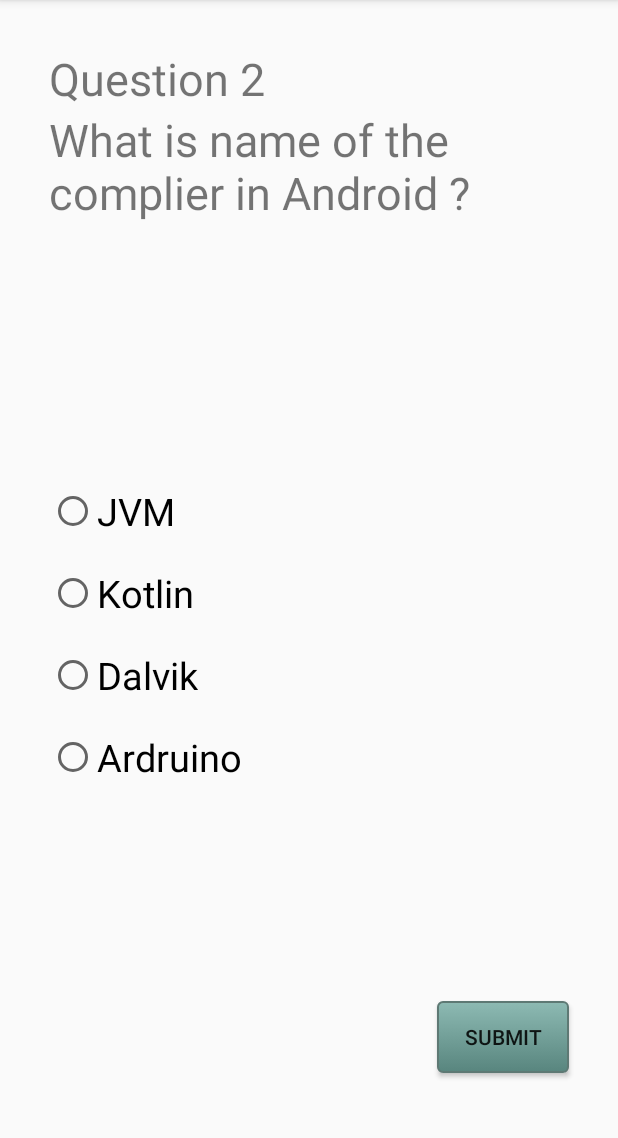
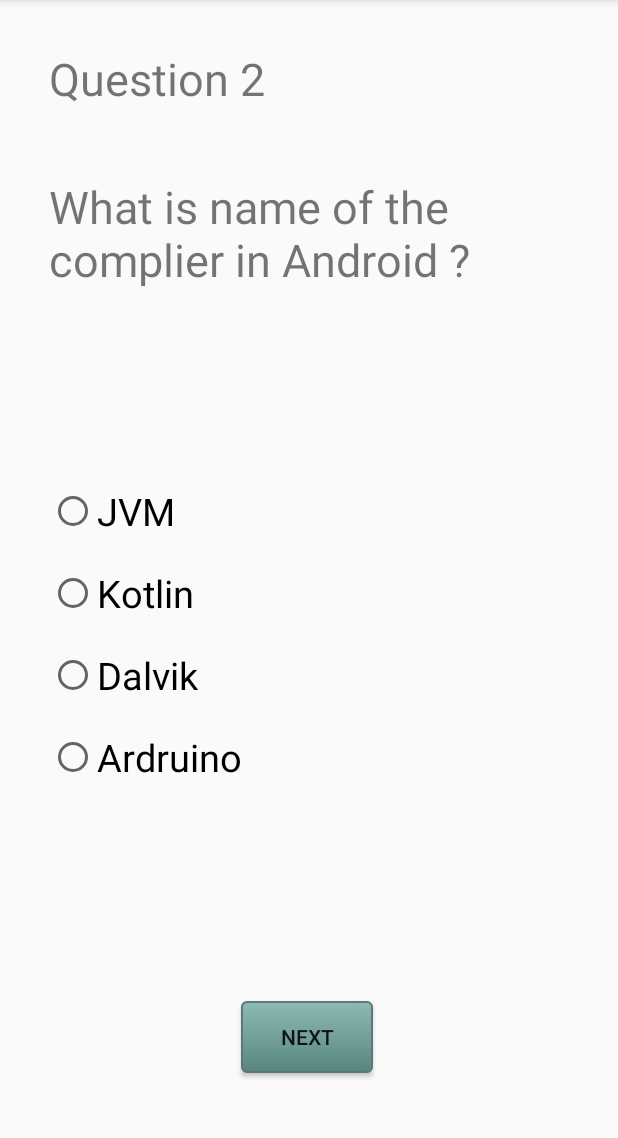
Before and after one commit to vikassoni99/Quiz-App, an Android app: the screen it shows after launch (Question2Activity), after a tap on "NEXT", on a phone screen of 412 x 824 dp, the part 84-1222 px from its top. Run offline under Robolectric (Android 15) with nearby library versions, the phone set to English and light mode, and no system bars.

```diff
--- a/app/src/main/java/com/example/quizapp/NameActivity.kt
+++ b/app/src/main/java/com/example/quizapp/NameActivity.kt
@@ -14,10 +14,10 @@ class NameActivity:AppCompatActivity() {
     override fun onCreate(savedInstanceState: Bundle?) {
         super.onCreate(savedInstanceState)
         setContentView(R.layout.activity_name)
-
         var score:String=intent.getStringExtra("score")
         val editText=findViewById<EditText>(R.id.editTextName)
         val ratingBarr=findViewById<RatingBar>(R.id.ratingBar)
+
         val name = editTextName.text
         buttonNext.setOnClickListener {
             var intent:Intent=Intent(this@NameActivity,ScoreActivity::class.java);
--- a/app/src/main/java/com/example/quizapp/ScoreActivity.kt
+++ b/app/src/main/java/com/example/quizapp/ScoreActivity.kt
@@ -1,6 +1,7 @@
 package com.example.quizapp
 
 import android.os.Bundle
+import android.widget.RatingBar
 import android.widget.Toast
 import androidx.appcompat.app.AppCompatActivity
 import kotlinx.android.synthetic.main.activity_score.*
@@ -16,11 +17,14 @@ class ScoreActivity: AppCompatActivity() {
         var incorrect:String=(2-correct.toInt()).toString()
         var points:String=(correct.toInt()*100).toString()
         val rating:String=intent.getStringExtra("rating")
+        val ratingBarr=findViewById<RatingBar>(R.id.ratingBar2)
 
+        val r:Float=rating.toFloat()
         textViewPointsValue.setText(points)
         textViewCorrectValue.setText(correct)
         textViewIncorrectValue.setText(incorrect)
         textViewAns1.setText("Hey $name !")
         textViewAns2.setText("You rated us $rating /5")
+        ratingBarr.setRating(r)
     }
 }
--- a/app/src/main/res/layout/activity_ques2.xml
+++ b/app/src/main/res/layout/activity_ques2.xml
@@ -8,7 +8,7 @@
         android:layout_width="wrap_content"
         android:layout_height="wrap_content"
         android:layout_marginTop="32dp"
-        android:text="Question 2"
+        android:text="@string/q2"
         android:textSize="30sp"
         app:layout_constraintEnd_toEndOf="parent"
         app:layout_constraintHorizontal_bias="0.0"
@@ -19,12 +19,12 @@
         android:id="@+id/textView2"
         android:layout_width="0dp"
         android:layout_height="wrap_content"
-        android:text="What is name of the complier in Android ?"
-        android:textSize="30dp"
-        app:layout_constraintBottom_toTopOf="@+id/guideBelowQ"
-        app:layout_constraintEnd_toEndOf="@+id/guideV2"
+        android:text="@string/question2"
+        android:textSize="30sp"
+        app:layout_constraintBottom_toTopOf="@+id/guideH1"
+        app:layout_constraintEnd_toStartOf="@+id/guideV2"
         app:layout_constraintHorizontal_bias="1.0"
-        app:layout_constraintStart_toStartOf="@+id/guideV1"
+        app:layout_constraintStart_toEndOf="@+id/guideV1"
         app:layout_constraintTop_toBottomOf="@+id/textView"
         app:layout_constraintVertical_bias="0.542" />
 
@@ -44,7 +44,7 @@
         app:layout_constraintGuide_percent="0.08" />
 
     <androidx.constraintlayout.widget.Guideline
-        android:id="@+id/guidelineH2"
+        android:id="@+id/guideH2"
         android:layout_width="wrap_content"
         android:layout_height="wrap_content"
         android:orientation="horizontal"
@@ -55,25 +55,27 @@
         android:layout_width="wrap_content"
         android:layout_height="wrap_content"
         android:orientation="vertical"
-        app:layout_constraintBottom_toBottomOf="@+id/guidelineH2"
+        app:layout_constraintBottom_toTopOf="@+id/guideH2"
         app:layout_constraintEnd_toEndOf="@+id/guideV2"
         app:layout_constraintHorizontal_bias="0.0"
-        app:layout_constraintStart_toStartOf="@id/guideV1"
-        app:layout_constraintTop_toTopOf="@+id/guideH1">
+        app:layout_constraintStart_toEndOf="@id/guideV1"
+        app:layout_constraintTop_toBottomOf="@+id/guideH1">
 
         <RadioButton
             android:id="@+id/radio_pirates"
             android:layout_width="wrap_content"
             android:layout_height="wrap_content"
-            android:layout_marginVertical="10dp"
-            android:text="JVM"
+            android:layout_marginTop="10dp"
+            android:layout_marginBottom="10dp"
+            android:text="@string/q2o1"
             android:textSize="25sp" />
 
         <RadioButton
             android:layout_width="wrap_content"
             android:layout_height="wrap_content"
-            android:layout_marginVertical="10dp"
-            android:text="Kotlin"
+            android:layout_marginTop="10dp"
+            android:layout_marginBottom="10dp"
+            android:text="@string/q2o2"
             android:textSize="25sp" />
 
         <RadioButton
@@ -81,8 +83,9 @@
             android:id="@+id/radio_ans"
             android:layout_width="wrap_content"
             android:layout_height="wrap_content"
-            android:layout_marginVertical="10dp"
-            android:text="Dalvik"
+            android:layout_marginTop="10dp"
+            android:layout_marginBottom="10dp"
+            android:text="@string/q2o3"
             android:textSize="25sp">
 
         </RadioButton>
@@ -90,8 +93,9 @@
         <RadioButton
             android:layout_width="wrap_content"
             android:layout_height="wrap_content"
-            android:layout_marginVertical="10dp"
-            android:text="Ardruino"
+            android:layout_marginTop="10dp"
+            android:layout_marginBottom="10dp"
+            android:text="@string/q2o4"
             android:textSize="25sp">
 
         </RadioButton>
@@ -102,12 +106,12 @@
         android:layout_width="wrap_content"
         android:layout_height="wrap_content"
         android:background="@drawable/button_shape"
-        android:text="Submit"
+        android:text="@string/button_next"
         app:layout_constraintBottom_toBottomOf="parent"
-        app:layout_constraintEnd_toEndOf="@+id/guideV2"
+        app:layout_constraintEnd_toStartOf="@+id/guideV2"
         app:layout_constraintHorizontal_bias="0.496"
-        app:layout_constraintStart_toStartOf="@+id/guideV"
-        app:layout_constraintTop_toTopOf="@+id/guidelineH2" />
+        app:layout_constraintStart_toStartOf="@+id/guideV1"
+        app:layout_constraintTop_toTopOf="@+id/guideH2" />
 
     <androidx.constraintlayout.widget.Guideline
         android:id="@+id/guideV2"
--- a/app/src/main/res/values/strings.xml
+++ b/app/src/main/res/values/strings.xml
@@ -1,4 +1,28 @@
 <resources>
     <string name="app_name">Quiz App</string>
-    <string name="q1txt">What is the latest version of Android ?</string>
+
+    <string name="q1">Question 1</string>
+    <string name="q2">Question 2</string>
+    <string name="q3">Question 3</string>
+    <string name="q4">Question 4</string>
+    <string name="question1">What is the latest version of Android ?</string>
+    <string name="question2">What is name of the complier in Android ?</string>
+    <string name="question3">Are You a robot ? If no slide in the range of 50%-70%.</string>
+    <string name="question4">Tell us your good name ?</string>
+    <string name="button_next">Next</string>
+    <string name="hintName">Enter your name...</string>
+    <string name="q1o1">Android Pie</string>
+    <string name="q1o2">Android 10</string>
+    <string name="q1o3">Android Marshmallow</string>
+    <string name="q1o4">Android 11</string>
+    <string name="button_submit">Submit</string>
+    <string name="incorrect">Incorrect</string>
+    <string name="correct">Correct</string>
+    <string name="empty_text">--</string>
+    <string name="q2o1">JVM</string>
+    <string name="q2o2">Kotlin</string>
+    <string name="q2o3">Dalvik</string>
+    <string name="q2o4">Ardruino</string>
+    <string name="points">Points</string>
+    <string name="score_heading">SCORE</string>
 </resources>
```
Also changed, not shown: app/src/main/res/layout/activity_main.xml (+16 -12 lines), app/src/main/res/layout/activity_name.xml (+11 -9 lines), app/src/main/res/layout/activity_score.xml (+27 -17 lines), app/src/main/res/layout/activity_seekbar.xml (+5 -6 lines).
